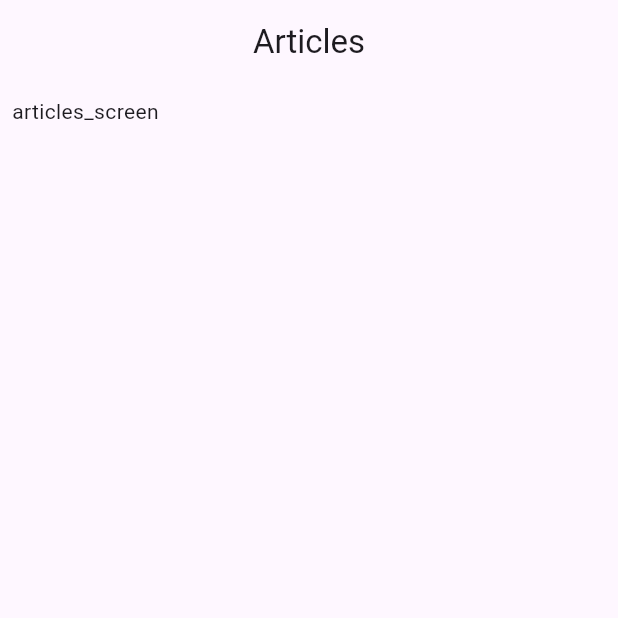
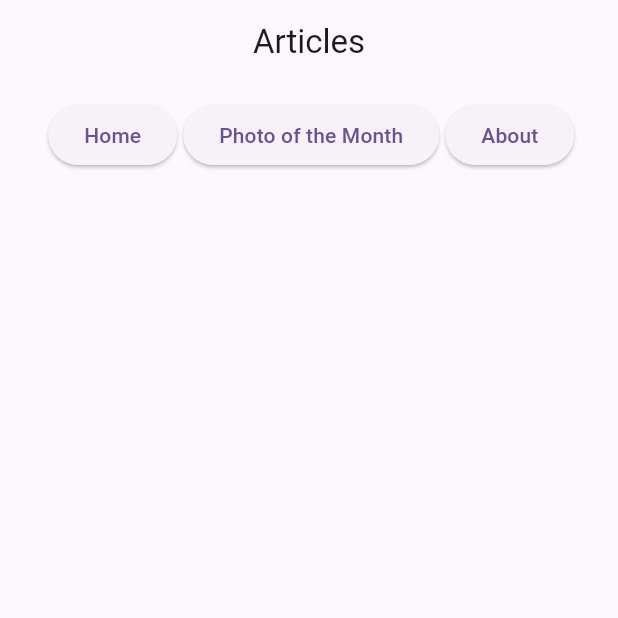
Before and after one commit to marek-jakub/personal_flutter, a Flutter app: the ArticlesScreen screen opened directly, on a phone screen of 412 x 824 dp, the top half of it. Run offline on Flutter 3.47's test engine with Material 2 defaults, Android fonts, the phone set to English and light mode, and no system bars; our stand-ins replace google_fonts.

Commit message:
Add nav buttons.

```diff
--- a/lib/screens/articles_screen.dart
+++ b/lib/screens/articles_screen.dart
@@ -9,15 +9,45 @@
     return Scaffold(
       appBar: AppBar(
         title: const Text('Articles'),
+        automaticallyImplyLeading: false,
         centerTitle: true,
       ),
-      body: const Padding(
+      body: Padding(
         padding: EdgeInsets.all(8.0),
         child: Column(
-          crossAxisAlignment: CrossAxisAlignment.start,
-          mainAxisSize: MainAxisSize.min,
           children: <Widget>[
-            Text('articles_screen'),
+            Row(
+              mainAxisAlignment: MainAxisAlignment.center,
+              children: [
+                Padding(
+                  padding: const EdgeInsets.fromLTRB(5.0, 2.0, 2.0, 2.0),
+                  child: ElevatedButton(
+                    onPressed: () {
+                      Navigator.pushNamed(context, '/welcome');
+                    },
+                    child: const Text('Home'),
+                  ),
+                ),
+                Padding(
+                  padding: const EdgeInsets.fromLTRB(2.0, 2.0, 2.0, 2.0),
+                  child: ElevatedButton(
+                    onPressed: () {
+                      Navigator.pushNamed(context, '/photos');
+                    },
+                    child: const Text('Photo of the Month'),
+                  ),
+                ),
+                Padding(
+                  padding: const EdgeInsets.fromLTRB(2.0, 2.0, 2.0, 2.0),
+                  child: ElevatedButton(
+                    onPressed: () {
+                      Navigator.pushNamed(context, '/about');
+                    },
+                    child: const Text('About'),
+                  ),
+                ),
+              ],
+            ),
           ],
         ),
       ),
```
